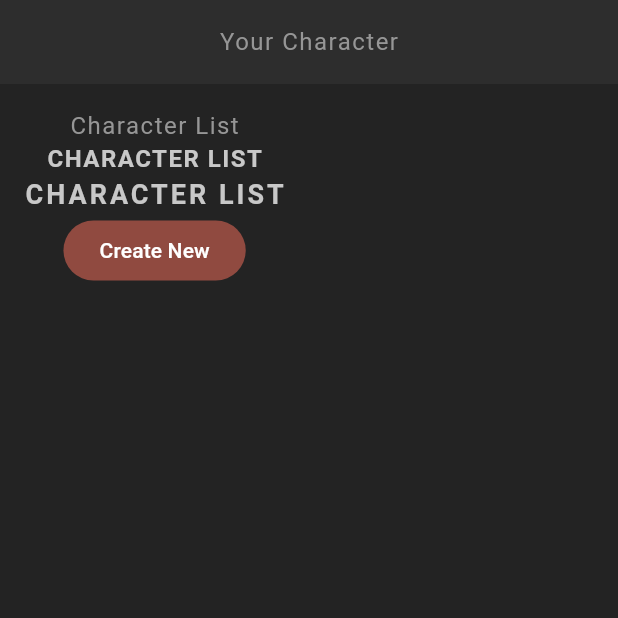
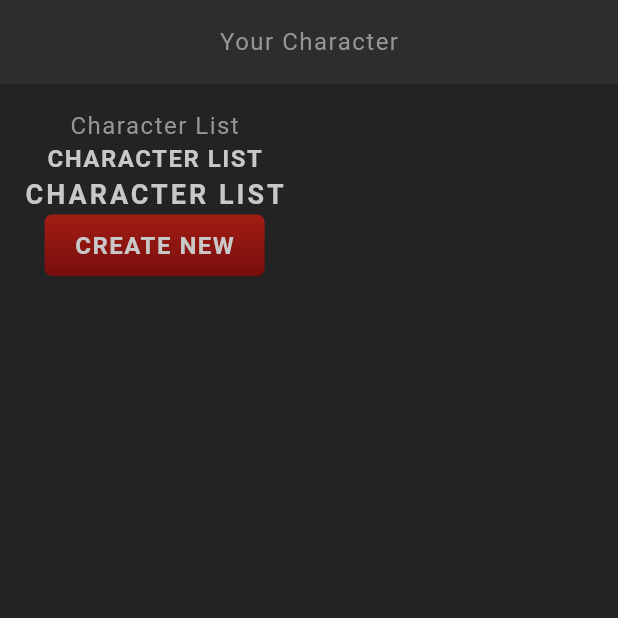
Before and after one commit to walid-hamdi/flutter_rpg, a Flutter app: the screen it shows after launch, on a phone screen of 412 x 824 dp, the top half of it. Run offline on Flutter 3.47's test engine with Material 3 defaults, Android fonts, the phone set to English and light mode, and no system bars; our stand-ins replace google_fonts; Roboto replaces fonts that are missing (Kanit).

Commit message:
Create reusable styled button

```diff
--- a/lib/screens/home/home.dart
+++ b/lib/screens/home/home.dart
@@ -1,4 +1,5 @@
 import 'package:flutter/material.dart';
+import 'package:flutter_rpg/shared/styled_button.dart';
 import 'package:flutter_rpg/shared/styled_text.dart';
 
 class Home extends StatefulWidget {
@@ -23,9 +24,9 @@ class _HomeState extends State<Home> {
             const StyledText("Character List"),
             const StyledHeading("Character List"),
             const StyledTitle("Character List"),
-            FilledButton(
+            StyledButton(
               onPressed: () {},
-              child: const Text("Create New"),
+              child: const StyledHeading("Create New"),
             )
           ],
         ),
--- /dev/null
+++ b/lib/shared/styled_button.dart
@@ -0,0 +1,32 @@
+import 'package:flutter/material.dart';
+import 'package:flutter_rpg/theme.dart';
+
+class StyledButton extends StatelessWidget {
+  const StyledButton({
+    required this.child,
+    required this.onPressed,
+    super.key,
+  });
+
+  final Widget child;
+  final Function onPressed;
+
+  @override
+  Widget build(BuildContext context) {
+    return Container(
+      padding: const EdgeInsets.symmetric(vertical: 10, horizontal: 20),
+      decoration: BoxDecoration(
+        gradient: LinearGradient(
+          colors: [
+            AppColors.primaryColor,
+            AppColors.primaryAccent,
+          ],
+          begin: Alignment.topCenter,
+          end: Alignment.bottomCenter,
+        ),
+        borderRadius: BorderRadius.circular(5),
+      ),
+      child: child,
+    );
+  }
+}
```
